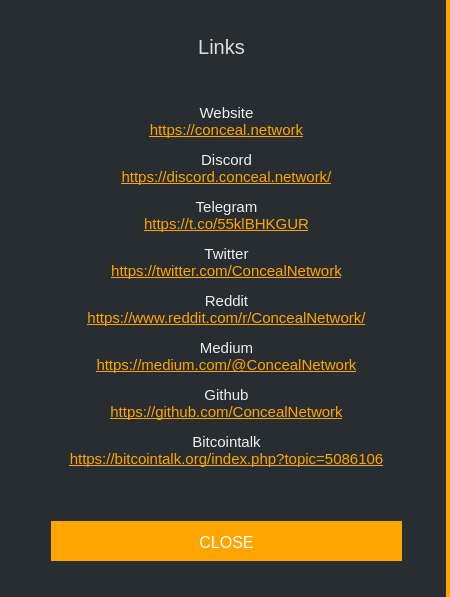
Old version of the form src/gui/ui/linksdialog.ui in the repository ConcealNetwork/conceal-desktop.
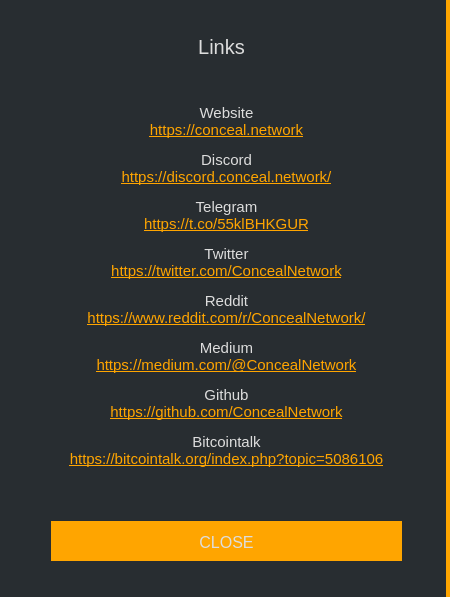
New version of the form.

```diff
--- a/src/gui/ui/linksdialog.ui
+++ b/src/gui/ui/linksdialog.ui
@@ -64,7 +64,7 @@
        </font>
       </property>
       <property name="styleSheet">
-       <string notr="true">color: #eee;
+       <string notr="true">color: #ddd;
 border-right: 0px;</string>
       </property>
       <property name="text">
@@ -101,7 +101,7 @@
        </font>
       </property>
       <property name="styleSheet">
-       <string notr="true">color: white; background-color: orange; border-top: 3px solid orange;
+       <string notr="true">color: #ddd; background-color: orange; border-top: 3px solid orange;
 border-right: 0px; font-size: 16px;</string>
       </property>
       <property name="text">
```
